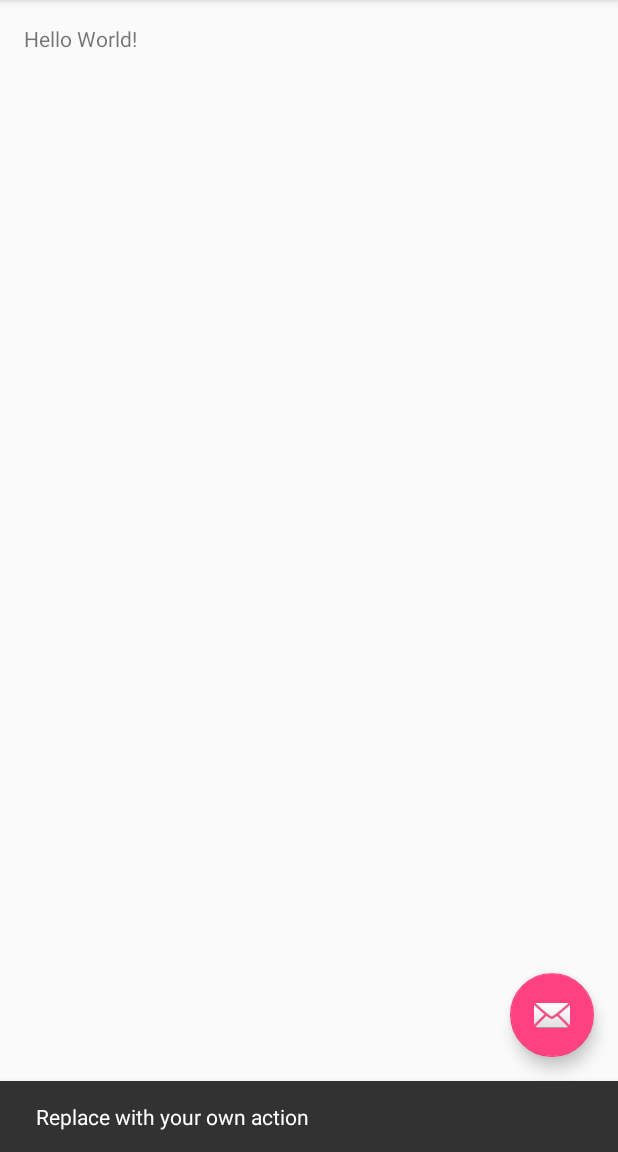
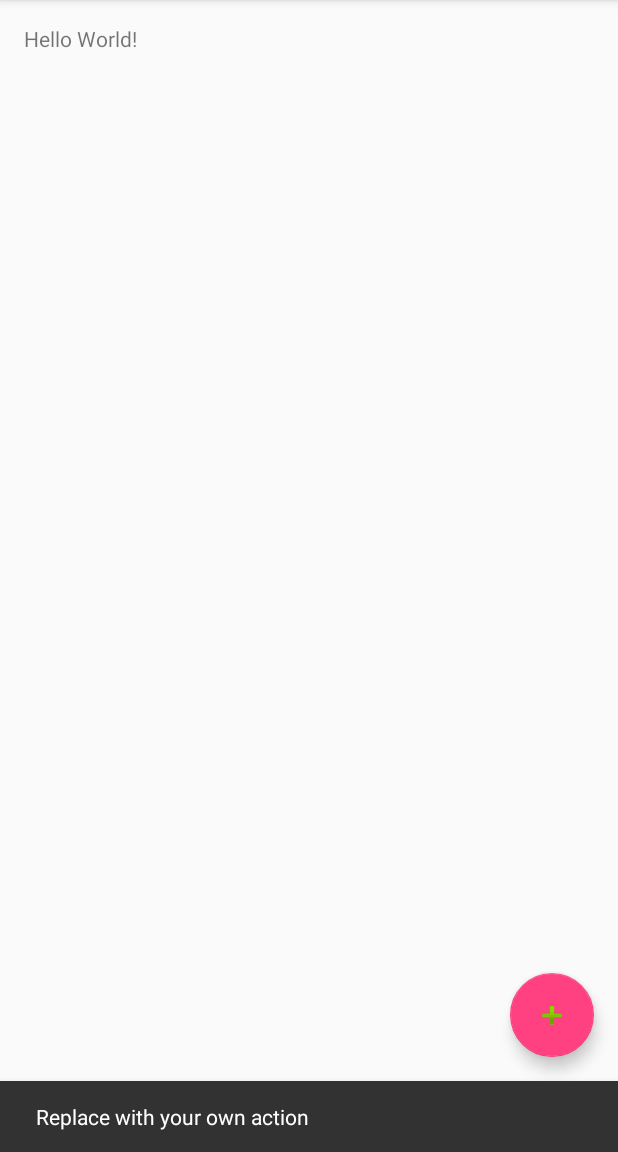
Before and after one commit to lucas-mdo/StudentProject, an Android app: the screen it shows after launch (MainActivity), after a tap on an icon or button, on a phone screen of 412 x 824 dp, the part 84-1236 px from its top. Run offline under Robolectric (Android 15) with nearby library versions, the phone set to English and light mode, and no system bars.

Commit message:
Added id to layout. Changed FAB icon.

```diff
--- a/app/src/main/res/layout/activity_main.xml
+++ b/app/src/main/res/layout/activity_main.xml
@@ -5,8 +5,10 @@
     android:layout_width="match_parent"
     android:layout_height="match_parent"
     android:fitsSystemWindows="true"
+    android:id="@+id/coordinatorLayout"
     tools:context="br.pucminas.stundentproject.MainActivity">
 
+    <!-- Action bar -->
     <android.support.design.widget.AppBarLayout
         android:layout_width="match_parent"
         android:layout_height="wrap_content"
@@ -21,14 +23,16 @@
 
     </android.support.design.widget.AppBarLayout>
 
+    <!-- Content is the list of students -->
     <include layout="@layout/content_main" />
 
+    <!-- Floating Add Button - FAB -->
     <android.support.design.widget.FloatingActionButton
         android:id="@+id/fab"
         android:layout_width="wrap_content"
         android:layout_height="wrap_content"
         android:layout_gravity="bottom|end"
         android:layout_margin="@dimen/fab_margin"
-        android:src="@android:drawable/ic_dialog_email" />
+        android:src="@android:drawable/ic_input_add" />
 
 </android.support.design.widget.CoordinatorLayout>
```
